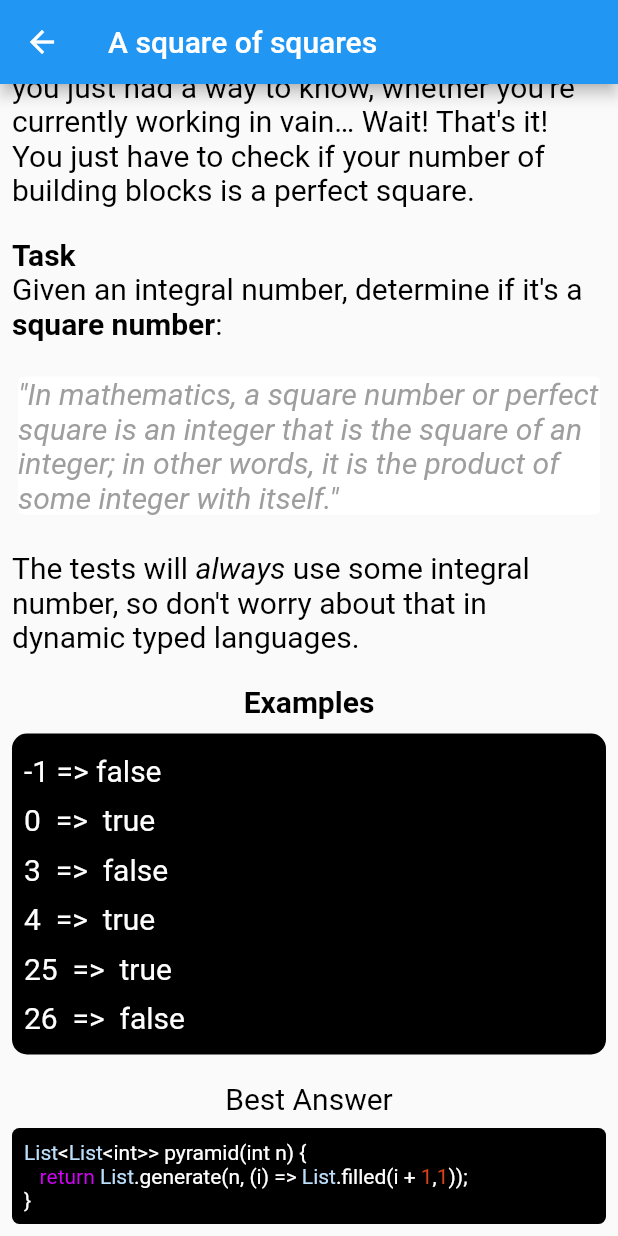
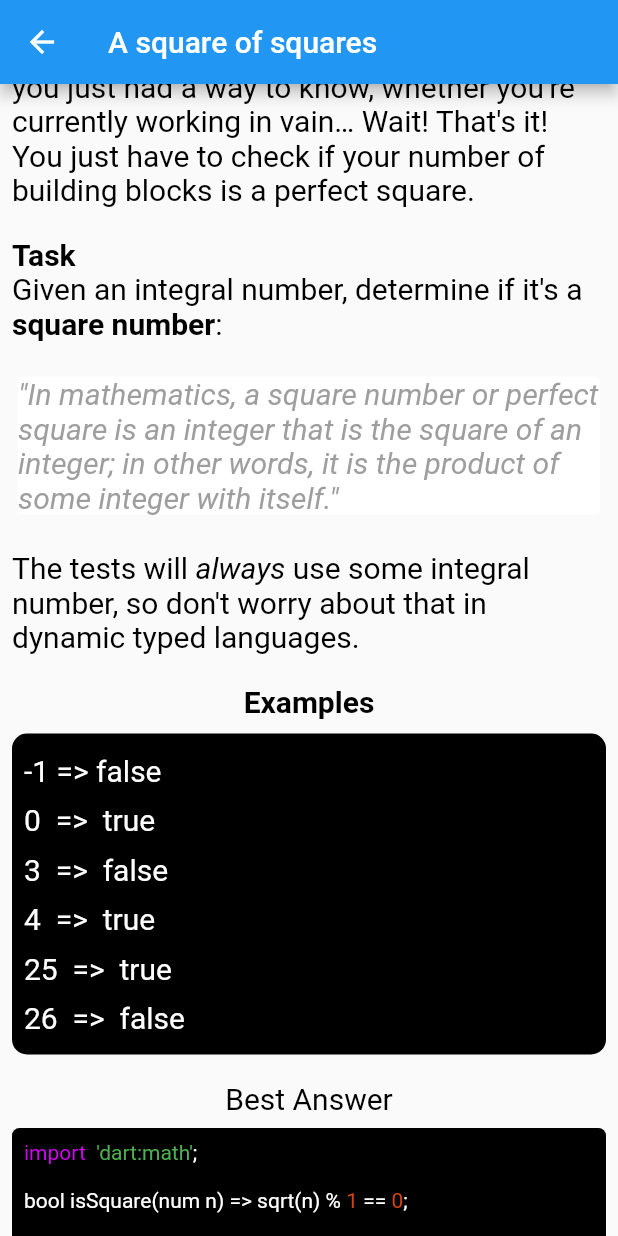
Before and after one commit to jorgesarabia/flutter_codewars_practices, a Flutter app: the SqueareOfSquares screen opened directly, scrolled down 189 dp, on a phone screen of 412 x 824 dp. Run offline on Flutter 3.47's test engine with Material 2 defaults, Android fonts, the phone set to English and light mode, and no system bars.

Commit message:
Add mest answer to square of squares

```diff
--- a/lib/common/utils/styles.dart
+++ b/lib/common/utils/styles.dart
@@ -45,4 +45,14 @@ class Styles {
       ),
     );
   }
+
+  static TextSpan green(String text, {double fontSize = 14.0}) {
+    return TextSpan(
+      text: text,
+      style: TextStyle(
+        fontSize: fontSize,
+        color: Colors.green,
+      ),
+    );
+  }
 }
--- a/lib/common/widgets/example_section.dart
+++ b/lib/common/widgets/example_section.dart
@@ -7,9 +7,13 @@ class ExampleSection extends StatelessWidget {
 
   @override
   Widget build(BuildContext context) {
-    return Column(
+    return Padding(
+      padding: const EdgeInsets.only(
+        top: 20.0,
+        bottom: 10.0,
+      ),
+      child: Column(
         children: [
-        SizedBox(height: 20.0),
           Text(
             'Examples',
             style: TextStyle(
@@ -35,8 +39,8 @@ class ExampleSection extends StatelessWidget {
               ),
             ),
           ),
-        SizedBox(height: 10.0),
         ],
+      ),
     );
   }
 
--- a/lib/excercises/a_square_of_squares/square_of_squares.dart
+++ b/lib/excercises/a_square_of_squares/square_of_squares.dart
@@ -18,20 +18,14 @@ class SqueareOfSquares extends StatelessWidget {
             SquareDescription(),
             BestAnswer(
               code: <TextSpan>[
-                Styles.blue('List'),
-                Styles.white('<'),
-                Styles.blue('List'),
-                Styles.white('<int>> pyramid(int n) {\n'),
-                Styles.purple('\t\t return '),
-                Styles.blue('List'),
-                Styles.white('.generate(n, (i) => '),
-                Styles.blue('List'),
-                Styles.white('.filled(i + '),
+                Styles.purple('import '),
+                Styles.green(" 'dart:math'"),
+                Styles.white(';\n\n'),
+                Styles.white('bool isSquare(num n) => sqrt(n) % '),
                 Styles.orange('1'),
-                Styles.white(','),
-                Styles.orange('1'),
-                Styles.white('));'),
-                Styles.white('\n}'),
+                Styles.white(' == '),
+                Styles.orange('0'),
+                Styles.white(';\n'),
               ],
             ),
           ],
```
Lines whose indentation alone changed are shown as unchanged.
